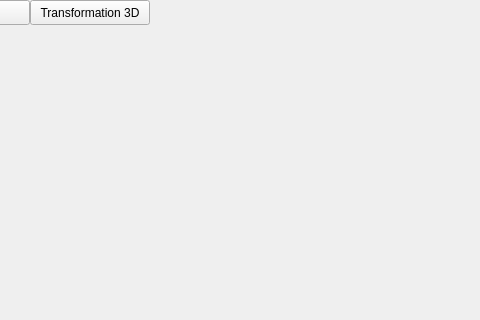
The window that mainwindow.ui (RafikFafik/miniGimp) describes before a commit, drawn with Qt 5; both pictures show x 570 to 1050 and y 0 to 320 of the 1050 by 700 pixel window.
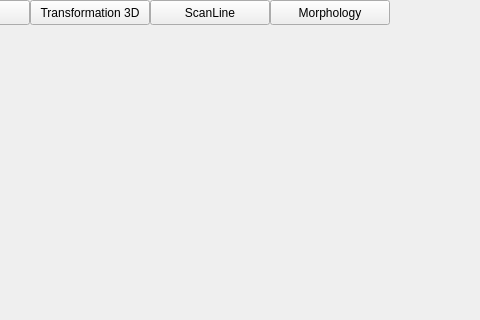
The same window after the commit.

Commit message: scanline + morphology

```diff
--- a/mainwindow.ui
+++ b/mainwindow.ui
@@ -108,6 +108,32 @@
      <string>Transformation 3D</string>
     </property>
    </widget>
+   <widget class="QPushButton" name="scanline">
+    <property name="geometry">
+     <rect>
+      <x>720</x>
+      <y>0</y>
+      <width>120</width>
+      <height>25</height>
+     </rect>
+    </property>
+    <property name="text">
+     <string>ScanLine</string>
+    </property>
+   </widget>
+   <widget class="QPushButton" name="morphology">
+    <property name="geometry">
+     <rect>
+      <x>840</x>
+      <y>0</y>
+      <width>120</width>
+      <height>25</height>
+     </rect>
+    </property>
+    <property name="text">
+     <string>Morphology</string>
+    </property>
+   </widget>
   </widget>
   <action name="actionexit">
    <property name="text">
```
The commit also changes 27 other files.
